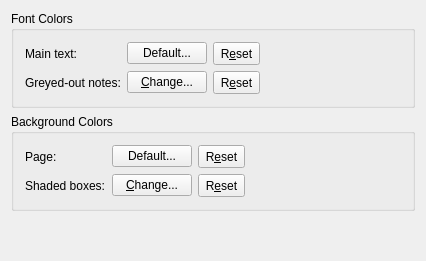
cburschka/lyx, file src/frontends/qt/ui/ColorUi.ui: the form before one commit.
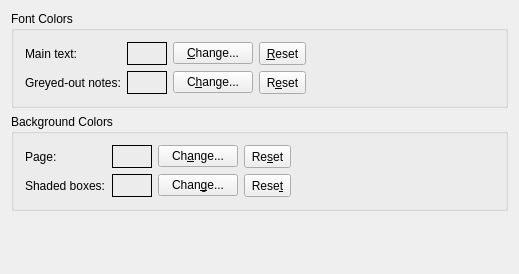
The form after the commit.

Commit message:
Fix UI of document color selection
The coloring of push buttons does not work with all themes, so use a
dedicated widget.

Also, accelerators have been used multiple times.

The edit to the form file:
```diff
--- a/src/frontends/qt/ui/ColorUi.ui
+++ b/src/frontends/qt/ui/ColorUi.ui
@@ -1,12 +1,12 @@
 <ui version="4.0" >
  <class>ColorUi</class>
- <widget class="QWidget" name="ColorUi" >
-  <property name="geometry" >
+ <widget class="QWidget" name="ColorUi">
+  <property name="geometry">
    <rect>
     <x>0</x>
     <y>0</y>
-    <width>426</width>
-    <height>261</height>
+    <width>519</width>
+    <height>274</height>
    </rect>
   </property>
   <property name="contextMenuPolicy" >
@@ -31,20 +31,10 @@
        </property>
        <layout class="QVBoxLayout" name="verticalLayout" >
         <item>
-         <layout class="QGridLayout" name="gridLayout" >
-          <item row="0" column="0" >
-           <widget class="QLabel" name="fontColorLA" >
-            <property name="text" >
-             <string>Main text:</string>
-            </property>
-            <property name="buddy" >
-             <cstring>fontColorPB</cstring>
-            </property>
-           </widget>
-          </item>
-          <item row="0" column="1" >
-           <widget class="QPushButton" name="fontColorPB" >
-            <property name="maximumSize" >
+         <layout class="QGridLayout" name="gridLayout">
+          <item row="0" column="2">
+           <widget class="QPushButton" name="fontColorPB">
+            <property name="maximumSize">
              <size>
               <width>16777215</width>
               <height>16777215</height>
@@ -53,34 +43,12 @@
             <property name="toolTip" >
              <string>Click to change the color</string>
             </property>
-            <property name="text" >
-             <string>Default...</string>
+            <property name="text">
+             <string>&amp;Change...</string>
             </property>
            </widget>
           </item>
-          <item row="0" column="2" >
-           <widget class="QToolButton" name="delFontColorTB" >
-            <property name="minimumSize" >
-             <size>
-              <width>23</width>
-              <height>23</height>
-             </size>
-            </property>
-            <property name="toolTip" >
-             <string>Revert the color to the default</string>
-            </property>
-            <property name="text" >
-             <string>R&amp;eset</string>
-            </property>
-            <property name="toolButtonStyle" >
-             <enum>Qt::ToolButtonTextOnly</enum>
-            </property>
-            <property name="arrowType" >
-             <enum>Qt::LeftArrow</enum>
-            </property>
-           </widget>
-          </item>
-          <item row="0" column="3" >
+          <item row="0" column="5">
            <spacer>
             <property name="orientation" >
              <enum>Qt::Horizontal</enum>
@@ -103,45 +71,7 @@
             </property>
            </widget>
           </item>
-          <item row="1" column="1" >
-           <widget class="QPushButton" name="noteFontColorPB" >
-            <property name="maximumSize" >
-             <size>
-              <width>16777215</width>
-              <height>16777215</height>
-             </size>
-            </property>
-            <property name="toolTip" >
-             <string>Click to change the color</string>
-            </property>
-            <property name="text" >
-             <string>&amp;Change...</string>
-            </property>
-           </widget>
-          </item>
-          <item row="1" column="2" >
-           <widget class="QToolButton" name="delNoteFontColorTB" >
-            <property name="minimumSize" >
-             <size>
-              <width>23</width>
-              <height>23</height>
-             </size>
-            </property>
-            <property name="toolTip" >
-             <string>Revert the color to the default</string>
-            </property>
-            <property name="text" >
-             <string>R&amp;eset</string>
-            </property>
-            <property name="toolButtonStyle" >
-             <enum>Qt::ToolButtonTextOnly</enum>
-            </property>
-            <property name="arrowType" >
-             <enum>Qt::LeftArrow</enum>
-            </property>
-           </widget>
-          </item>
-          <item row="1" column="3" >
+          <item row="1" column="5">
            <spacer>
             <property name="orientation" >
              <enum>Qt::Horizontal</enum>
@@ -154,6 +84,120 @@
             </property>
            </spacer>
           </item>
+          <item row="0" column="0">
+           <widget class="QLabel" name="fontColorLA">
+            <property name="text">
+             <string>Main text:</string>
+            </property>
+            <property name="buddy">
+             <cstring>fontColorPB</cstring>
+            </property>
+           </widget>
+          </item>
+          <item row="1" column="2">
+           <widget class="QPushButton" name="noteFontColorPB">
+            <property name="maximumSize">
+             <size>
+              <width>16777215</width>
+              <height>16777215</height>
+             </size>
+            </property>
+            <property name="toolTip">
+             <string>Click to change the color</string>
+            </property>
+            <property name="text">
+             <string>C&amp;hange...</string>
+            </property>
+           </widget>
+          </item>
+          <item row="1" column="4">
+           <widget class="QToolButton" name="delNoteFontColorTB">
+            <property name="minimumSize">
+             <size>
+              <width>23</width>
+              <height>23</height>
+             </size>
+            </property>
+            <property name="toolTip">
+             <string>Revert the color to the default</string>
+            </property>
+            <property name="text">
+             <string>R&amp;eset</string>
+            </property>
+            <property name="toolButtonStyle">
+             <enum>Qt::ToolButtonTextOnly</enum>
+            </property>
+            <property name="arrowType">
+             <enum>Qt::LeftArrow</enum>
+            </property>
+           </widget>
+          </item>
+          <item row="0" column="4">
+           <widget class="QToolButton" name="delFontColorTB">
+            <property name="minimumSize">
+             <size>
+              <width>23</width>
+              <height>23</height>
+             </size>
+            </property>
+            <property name="toolTip">
+             <string>Revert the color to the default</string>
+            </property>
+            <property name="text">
+             <string>&amp;Reset</string>
+            </property>
+            <property name="toolButtonStyle">
+             <enum>Qt::ToolButtonTextOnly</enum>
+            </property>
+            <property name="arrowType">
+             <enum>Qt::LeftArrow</enum>
+            </property>
+           </widget>
+          </item>
+          <item row="0" column="1">
+           <widget class="QFrame" name="mainTextCF">
+            <property name="sizePolicy">
+             <sizepolicy hsizetype="Fixed" vsizetype="Preferred">
+              <horstretch>0</horstretch>
+              <verstretch>0</verstretch>
+             </sizepolicy>
+            </property>
+            <property name="minimumSize">
+             <size>
+              <width>40</width>
+              <height>0</height>
+             </size>
+            </property>
+            <property name="frameShape">
+             <enum>QFrame::Box</enum>
+            </property>
+            <property name="frameShadow">
+             <enum>QFrame::Plain</enum>
+            </property>
+           </widget>
+          </item>
+          <item row="1" column="1">
+           <widget class="QFrame" name="noteFontCF">
+            <property name="sizePolicy">
+             <sizepolicy hsizetype="Fixed" vsizetype="Preferred">
+              <horstretch>0</horstretch>
+              <verstretch>0</verstretch>
+             </sizepolicy>
+            </property>
+            <property name="minimumSize">
+             <size>
+              <width>40</width>
+              <height>0</height>
+             </size>
+            </property>
+            <property name="frameShape">
+             <enum>QFrame::Box</enum>
+            </property>
+            <property name="frameShadow">
+             <enum>QFrame::Plain</enum>
+            </property>
+           </widget>
+          </item>
          </layout>
         </item>
        </layout>
@@ -169,71 +213,10 @@
        </property>
        <layout class="QVBoxLayout" name="verticalLayout_2" >
         <item>
-         <layout class="QGridLayout" name="gridLayout_2" >
-          <item row="0" column="0" >
-           <widget class="QLabel" name="backgroundColorLA" >
-            <property name="text" >
-             <string>Page:</string>
-            </property>
-            <property name="buddy" >
-             <cstring>backgroundPB</cstring>
-            </property>
-           </widget>
-          </item>
-          <item row="0" column="1" >
-           <widget class="QPushButton" name="backgroundPB" >
-            <property name="maximumSize" >
-             <size>
-              <width>16777215</width>
-              <height>16777215</height>
-             </size>
-            </property>
-            <property name="toolTip" >
-             <string>Click to change the color</string>
-            </property>
-            <property name="text" >
-             <string>Default...</string>
-            </property>
-           </widget>
-          </item>
-          <item row="0" column="2" >
-           <widget class="QToolButton" name="delBackgroundTB" >
-            <property name="minimumSize" >
-             <size>
-              <width>23</width>
-              <height>23</height>
-             </size>
-            </property>
-            <property name="toolTip" >
-             <string>Revert the color to the default</string>
-            </property>
-            <property name="text" >
-             <string>R&amp;eset</string>
-            </property>
-            <property name="toolButtonStyle" >
-             <enum>Qt::ToolButtonTextOnly</enum>
-            </property>
-            <property name="arrowType" >
-             <enum>Qt::LeftArrow</enum>
-            </property>
-           </widget>
-          </item>
-          <item row="0" column="3" >
-           <spacer>
-            <property name="orientation" >
-             <enum>Qt::Horizontal</enum>
-            </property>
-            <property name="sizeHint" stdset="0" >
-             <size>
-              <width>40</width>
-              <height>20</height>
-             </size>
-            </property>
-           </spacer>
-          </item>
-          <item row="1" column="0" >
-           <widget class="QLabel" name="boxBackgroundColorLA" >
-            <property name="text" >
+         <layout class="QGridLayout" name="gridLayout_2">
+          <item row="1" column="0">
+           <widget class="QLabel" name="boxBackgroundColorLA">
+            <property name="text">
              <string>Shaded boxes:</string>
             </property>
             <property name="buddy" >
@@ -241,10 +224,68 @@
             </property>
            </widget>
           </item>
-          <item row="1" column="1" >
-           <widget class="QPushButton" name="boxBackgroundPB" >
-            <property name="maximumSize" >
+          <item row="1" column="5">
+           <spacer>
+            <property name="orientation">
+             <enum>Qt::Horizontal</enum>
+            </property>
+            <property name="sizeHint" stdset="0">
              <size>
+              <width>40</width>
+              <height>20</height>
+             </size>
+            </property>
+           </spacer>
+          </item>
+          <item row="1" column="4">
+           <widget class="QToolButton" name="delBoxBackgroundTB">
+            <property name="minimumSize">
+             <size>
+              <width>23</width>
+              <height>23</height>
+             </size>
+            </property>
+            <property name="toolTip">
+             <string>Revert the color to the default</string>
+            </property>
+            <property name="text">
+             <string>Rese&amp;t</string>
+            </property>
+            <property name="toolButtonStyle">
+             <enum>Qt::ToolButtonTextOnly</enum>
+            </property>
+            <property name="arrowType">
+             <enum>Qt::LeftArrow</enum>
+            </property>
+           </widget>
+          </item>
+          <item row="0" column="0">
+           <widget class="QLabel" name="backgroundColorLA">
+            <property name="text">
+             <string>Page:</string>
+            </property>
+            <property name="buddy">
+             <cstring>backgroundPB</cstring>
+            </property>
+           </widget>
+          </item>
+          <item row="0" column="5">
+           <spacer>
+            <property name="orientation">
+             <enum>Qt::Horizontal</enum>
+            </property>
+            <property name="sizeHint" stdset="0">
+             <size>
+              <width>40</width>
+              <height>20</height>
+             </size>
+            </property>
+           </spacer>
+          </item>
+          <item row="0" column="2">
+           <widget class="QPushButton" name="backgroundPB">
+            <property name="maximumSize">
+             <size>
               <width>16777215</width>
               <height>16777215</height>
              </size>
@@ -252,14 +293,14 @@
             <property name="toolTip" >
              <string>Click to change the color</string>
             </property>
-            <property name="text" >
-             <string>&amp;Change...</string>
+            <property name="text">
+             <string>Ch&amp;ange...</string>
             </property>
            </widget>
           </item>
-          <item row="1" column="2" >
-           <widget class="QToolButton" name="delBoxBackgroundTB" >
-            <property name="minimumSize" >
+          <item row="0" column="4">
+           <widget class="QToolButton" name="delBackgroundTB">
+            <property name="minimumSize">
              <size>
               <width>23</width>
               <height>23</height>
@@ -268,8 +309,8 @@
             <property name="toolTip" >
              <string>Revert the color to the default</string>
             </property>
-            <property name="text" >
-             <string>R&amp;eset</string>
+            <property name="text">
+             <string>Re&amp;set</string>
             </property>
             <property name="toolButtonStyle" >
              <enum>Qt::ToolButtonTextOnly</enum>
@@ -279,18 +320,65 @@
             </property>
            </widget>
           </item>
-          <item row="1" column="3" >
-           <spacer>
-            <property name="orientation" >
-             <enum>Qt::Horizontal</enum>
+          <item row="1" column="2">
+           <widget class="QPushButton" name="boxBackgroundPB">
+            <property name="maximumSize">
+             <size>
+              <width>16777215</width>
+              <height>16777215</height>
+             </size>
             </property>
-            <property name="sizeHint" stdset="0" >
+            <property name="toolTip">
+             <string>Click to change the color</string>
+            </property>
+            <property name="text">
+             <string>Chan&amp;ge...</string>
+            </property>
+           </widget>
+          </item>
+          <item row="0" column="1">
+           <widget class="QFrame" name="pageBackgroundCF">
+            <property name="sizePolicy">
+             <sizepolicy hsizetype="Fixed" vsizetype="Preferred">
+              <horstretch>0</horstretch>
+              <verstretch>0</verstretch>
+             </sizepolicy>
+            </property>
+            <property name="minimumSize">
              <size>
               <width>40</width>
-              <height>20</height>
+              <height>0</height>
              </size>
             </property>
-           </spacer>
+            <property name="frameShape">
+             <enum>QFrame::Box</enum>
+            </property>
+            <property name="frameShadow">
+             <enum>QFrame::Plain</enum>
+            </property>
+           </widget>
+          </item>
+          <item row="1" column="1">
+           <widget class="QFrame" name="boxBackgroundCF">
+            <property name="sizePolicy">
+             <sizepolicy hsizetype="Fixed" vsizetype="Preferred">
+              <horstretch>0</horstretch>
+              <verstretch>0</verstretch>
+             </sizepolicy>
+            </property>
+            <property name="minimumSize">
+             <size>
+              <width>40</width>
+              <height>0</height>
+             </size>
+            </property>
+            <property name="frameShape">
+             <enum>QFrame::Box</enum>
+            </property>
+            <property name="frameShadow">
+             <enum>QFrame::Plain</enum>
+            </property>
+           </widget>
           </item>
          </layout>
         </item>
@@ -314,7 +402,7 @@
    </item>
   </layout>
  </widget>
- <layoutdefault spacing="6" margin="11" />
+ <layoutdefault spacing="6" margin="11"/>
  <includes>
   <include location="local" >qt_i18n.h</include>
  </includes>
```
Left out of the diff: 63 changed lines with no effect on the pictures. The commit also changes 1 other file.
